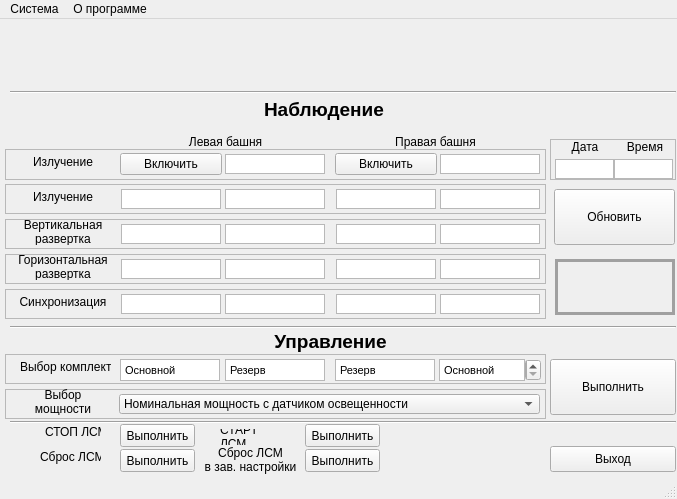
This is dis_form/form1.ui in MirAlexey/lsm_2 as Qt 5 draws it before an edit. The edited form follows.
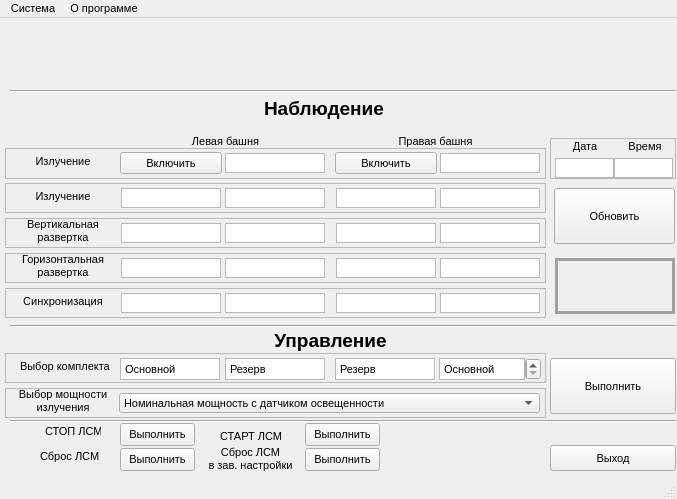
This is the edited form. Icons and pictures are not drawn.

The edit to the form file:
```diff
--- a/dis_form/form1.ui
+++ b/dis_form/form1.ui
@@ -28,6 +28,11 @@
     <height>499</height>
    </size>
   </property>
+  <property name="font">
+   <font>
+    <pointsize>8</pointsize>
+   </font>
+  </property>
   <property name="windowTitle">
    <string notr="true">LSM</string>
   </property>
@@ -151,6 +156,11 @@
       <height>16</height>
      </rect>
     </property>
+    <property name="font">
+     <font>
+      <pointsize>8</pointsize>
+     </font>
+    </property>
     <property name="text">
      <string>Сброс ЛСМ</string>
     </property>
@@ -214,8 +224,8 @@
       <string>&lt;!DOCTYPE HTML PUBLIC &quot;-//W3C//DTD HTML 4.0//EN&quot; &quot;http://www.w3.org/TR/REC-html40/strict.dtd&quot;&gt;
 &lt;html&gt;&lt;head&gt;&lt;meta name=&quot;qrichtext&quot; content=&quot;1&quot; /&gt;&lt;style type=&quot;text/css&quot;&gt;
 p, li { white-space: pre-wrap; }
-&lt;/style&gt;&lt;/head&gt;&lt;body style=&quot; font-family:'MS Shell Dlg 2'; font-size:8.25pt; font-weight:400; font-style:normal;&quot;&gt;
-&lt;p style=&quot; margin-top:0px; margin-bottom:0px; margin-left:0px; margin-right:0px; -qt-block-indent:0; text-indent:0px;&quot;&gt;&lt;span style=&quot; vertical-align:middle;&quot;&gt;Резерв&lt;/span&gt;&lt;/p&gt;&lt;/body&gt;&lt;/html&gt;</string>
+&lt;/style&gt;&lt;/head&gt;&lt;body style=&quot; font-family:'MS Shell Dlg 2'; font-size:8pt; font-weight:400; font-style:normal;&quot;&gt;
+&lt;p style=&quot; margin-top:0px; margin-bottom:0px; margin-left:0px; margin-right:0px; -qt-block-indent:0; text-indent:0px;&quot;&gt;&lt;span style=&quot; font-size:8.25pt; vertical-align:middle;&quot;&gt;Резерв&lt;/span&gt;&lt;/p&gt;&lt;/body&gt;&lt;/html&gt;</string>
      </property>
     </widget>
     <widget class="QTextEdit" name="lsm__lsm_module__m0">
@@ -240,8 +250,8 @@
       <string>&lt;!DOCTYPE HTML PUBLIC &quot;-//W3C//DTD HTML 4.0//EN&quot; &quot;http://www.w3.org/TR/REC-html40/strict.dtd&quot;&gt;
 &lt;html&gt;&lt;head&gt;&lt;meta name=&quot;qrichtext&quot; content=&quot;1&quot; /&gt;&lt;style type=&quot;text/css&quot;&gt;
 p, li { white-space: pre-wrap; }
-&lt;/style&gt;&lt;/head&gt;&lt;body style=&quot; font-family:'MS Shell Dlg 2'; font-size:8.25pt; font-weight:400; font-style:normal;&quot;&gt;
-&lt;p style=&quot; margin-top:0px; margin-bottom:0px; margin-left:0px; margin-right:0px; -qt-block-indent:0; text-indent:0px;&quot;&gt;Основной&lt;/p&gt;&lt;/body&gt;&lt;/html&gt;</string>
+&lt;/style&gt;&lt;/head&gt;&lt;body style=&quot; font-family:'MS Shell Dlg 2'; font-size:8pt; font-weight:400; font-style:normal;&quot;&gt;
+&lt;p style=&quot; margin-top:0px; margin-bottom:0px; margin-left:0px; margin-right:0px; -qt-block-indent:0; text-indent:0px;&quot;&gt;&lt;span style=&quot; font-size:8.25pt;&quot;&gt;Основной&lt;/span&gt;&lt;/p&gt;&lt;/body&gt;&lt;/html&gt;</string>
      </property>
     </widget>
     <widget class="QTextEdit" name="lsm__lsm_module__m1">
@@ -266,8 +276,8 @@
       <string>&lt;!DOCTYPE HTML PUBLIC &quot;-//W3C//DTD HTML 4.0//EN&quot; &quot;http://www.w3.org/TR/REC-html40/strict.dtd&quot;&gt;
 &lt;html&gt;&lt;head&gt;&lt;meta name=&quot;qrichtext&quot; content=&quot;1&quot; /&gt;&lt;style type=&quot;text/css&quot;&gt;
 p, li { white-space: pre-wrap; }
-&lt;/style&gt;&lt;/head&gt;&lt;body style=&quot; font-family:'MS Shell Dlg 2'; font-size:8.25pt; font-weight:400; font-style:normal;&quot;&gt;
-&lt;p style=&quot; margin-top:0px; margin-bottom:0px; margin-left:0px; margin-right:0px; -qt-block-indent:0; text-indent:0px;&quot;&gt;Резерв&lt;/p&gt;&lt;/body&gt;&lt;/html&gt;</string>
+&lt;/style&gt;&lt;/head&gt;&lt;body style=&quot; font-family:'MS Shell Dlg 2'; font-size:8pt; font-weight:400; font-style:normal;&quot;&gt;
+&lt;p style=&quot; margin-top:0px; margin-bottom:0px; margin-left:0px; margin-right:0px; -qt-block-indent:0; text-indent:0px;&quot;&gt;&lt;span style=&quot; font-size:8.25pt;&quot;&gt;Резерв&lt;/span&gt;&lt;/p&gt;&lt;/body&gt;&lt;/html&gt;</string>
      </property>
     </widget>
     <widget class="QLabel" name="label_5">
@@ -315,8 +325,8 @@
       <string>&lt;!DOCTYPE HTML PUBLIC &quot;-//W3C//DTD HTML 4.0//EN&quot; &quot;http://www.w3.org/TR/REC-html40/strict.dtd&quot;&gt;
 &lt;html&gt;&lt;head&gt;&lt;meta name=&quot;qrichtext&quot; content=&quot;1&quot; /&gt;&lt;style type=&quot;text/css&quot;&gt;
 p, li { white-space: pre-wrap; }
-&lt;/style&gt;&lt;/head&gt;&lt;body style=&quot; font-family:'MS Shell Dlg 2'; font-size:8.25pt; font-weight:400; font-style:normal;&quot;&gt;
-&lt;p style=&quot; margin-top:0px; margin-bottom:0px; margin-left:0px; margin-right:0px; -qt-block-indent:0; text-indent:0px;&quot;&gt;Основной&lt;/p&gt;&lt;/body&gt;&lt;/html&gt;</string>
+&lt;/style&gt;&lt;/head&gt;&lt;body style=&quot; font-family:'MS Shell Dlg 2'; font-size:8pt; font-weight:400; font-style:normal;&quot;&gt;
+&lt;p style=&quot; margin-top:0px; margin-bottom:0px; margin-left:0px; margin-right:0px; -qt-block-indent:0; text-indent:0px;&quot;&gt;&lt;span style=&quot; font-size:8.25pt;&quot;&gt;Основной&lt;/span&gt;&lt;/p&gt;&lt;/body&gt;&lt;/html&gt;</string>
      </property>
     </widget>
    </widget>
@@ -1023,6 +1033,12 @@
       <height>66</height>
      </rect>
     </property>
+    <property name="font">
+     <font>
+      <family>Agency FB</family>
+      <pointsize>8</pointsize>
+     </font>
+    </property>
     <property name="text">
      <string/>
     </property>
@@ -1187,7 +1203,7 @@
      <x>0</x>
      <y>0</y>
      <width>677</width>
-     <height>21</height>
+     <height>19</height>
     </rect>
    </property>
    <widget class="QMenu" name="menu">
```
Left out of the diff: 30 changed lines with no effect on the pictures.
